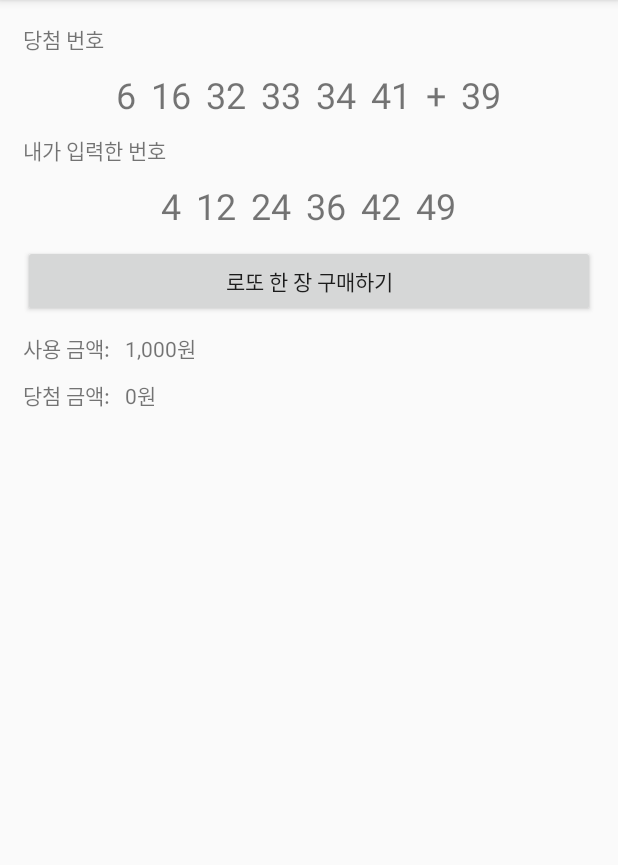
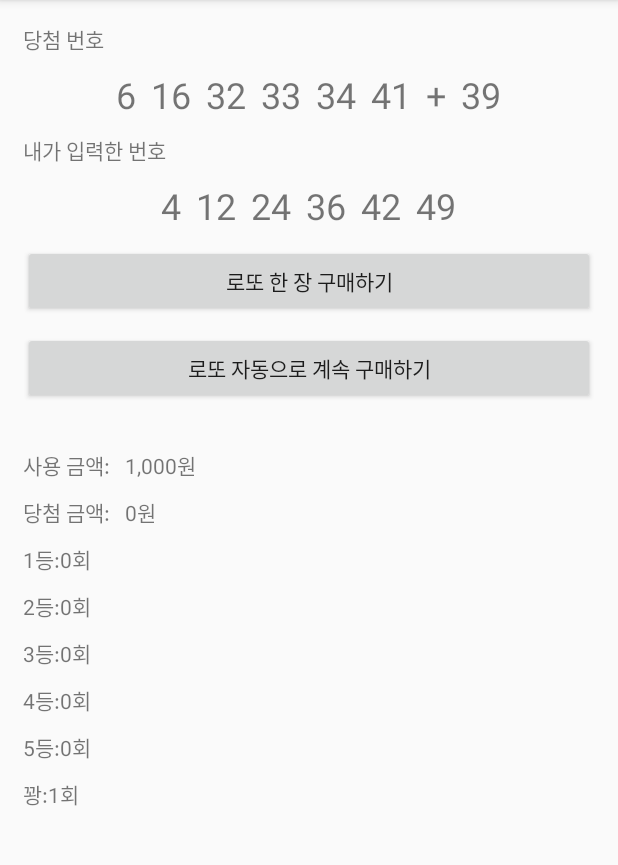
Before and after one commit to sunnysideup0w0v/LottoPractice_20200601, an Android app: the screen it shows after launch (MainActivity), after a tap on "로또 한 장 구매하기", on a phone screen of 412 x 824 dp, the part 84-949 px from its top. Run offline under Robolectric (Android 15) with nearby library versions, the phone set to English and light mode, and no system bars; our stand-ins replace data binding.

Commit message:
로또 당첨 횟수 카운트 + 자동 구매 버튼 생성

```diff
--- a/app/src/main/java/com/example/lottopractice_20200601/MainActivity.java
+++ b/app/src/main/java/com/example/lottopractice_20200601/MainActivity.java
@@ -1,16 +1,12 @@
 package com.example.lottopractice_20200601;
 
-import androidx.appcompat.app.AppCompatActivity;
 import androidx.databinding.DataBindingUtil;
 
 import android.os.Bundle;
-import android.util.Log;
 import android.view.View;
 import android.widget.TextView;
 
 import com.example.lottopractice_20200601.databinding.ActivityMainBinding;
-
-import org.w3c.dom.Text;
 
 import java.util.ArrayList;
 import java.util.Arrays;
@@ -25,6 +21,14 @@ public class MainActivity extends BaseActivity {
 
     List<TextView> myNumTxts = new ArrayList<>();
     long winMoney = 0L;
+
+    int firstRankCount = 0;
+    int secondRankCount = 0;
+    int thirdRankCount = 0;
+    int fourthRankCount = 0;
+    int fifthRankCount = 0;
+    int unrankedCount = 0;
+
 
     @Override
     protected void onCreate(Bundle savedInstanceState) {
@@ -124,6 +128,7 @@ public class MainActivity extends BaseActivity {
         }
         if(correctCount==6){
             winMoney += 1300000000;
+            firstRankCount++;
         } else if (correctCount==5){
             boolean isBonusNumCorrect = false;
             for(TextView myNumTxt: myNumTxts){
@@ -135,19 +140,30 @@ public class MainActivity extends BaseActivity {
             }
             if(isBonusNumCorrect){
                 winMoney+=54000000;
+                secondRankCount++;
             } else {
                 winMoney+=1450000;
+                thirdRankCount++;
             }
         } else if(correctCount == 4){
             winMoney += 50000;
+            fourthRankCount++;
         } else if(correctCount == 3){
             useMoney -= 5000;
+            fifthRankCount++;
         } else {
-
+            unrankedCount++;
         }
 
         binding.winMoneyTxt.setText(String.format("%,d원",winMoney));
         binding.useMoneyTxt.setText(String.format("%,d원",useMoney));
 
+        binding.firstRankTxt.setText(String.format("%d회",firstRankCount));
+        binding.secondRankTxt.setText(String.format("%d회",secondRankCount));
+        binding.thirdRankTxt.setText(String.format("%d회",thirdRankCount));
+        binding.fourthRankTxt.setText(String.format("%d회",fourthRankCount));
+        binding.fifthRankTxt.setText(String.format("%d회",fifthRankCount));
+        binding.unrankedTxt.setText(String.format("%d회",unrankedCount));
+
     }
 }
--- a/app/src/main/res/layout/activity_main.xml
+++ b/app/src/main/res/layout/activity_main.xml
@@ -141,11 +141,18 @@
             android:layout_height="wrap_content"
             android:layout_marginTop="10dp"
             android:text="@string/buy_one_lotto"/>
+        <Button
+            android:id="@+id/buyAutoLottoBtn"
+            android:layout_width="match_parent"
+            android:layout_height="wrap_content"
+            android:layout_marginTop="10dp"
+            android:text="@string/buy_auto_lotto"/>
+
         <LinearLayout
             android:layout_width="match_parent"
             android:layout_height="wrap_content"
             android:orientation="horizontal"
-            android:layout_marginTop="10dp">
+            android:layout_marginTop="30dp">
             <TextView
                 android:layout_width="wrap_content"
                 android:layout_height="wrap_content"
@@ -175,6 +182,106 @@
                 android:text="0원"/>
 
         </LinearLayout>
+        <LinearLayout
+            android:layout_width="match_parent"
+            android:layout_height="wrap_content"
+            android:orientation="vertical"
+            android:layout_marginTop="10dp">
+            <LinearLayout
+                android:layout_width="match_parent"
+                android:layout_height="wrap_content"
+                android:orientation="horizontal">
+                <TextView
+                    android:layout_width="wrap_content"
+                    android:layout_height="wrap_content"
+                    android:text="@string/first_rank"/>
+                <TextView
+                    android:id="@+id/firstRankTxt"
+                    android:layout_width="wrap_content"
+                    android:layout_height="wrap_content"
+                    android:text="n회"/>
+            </LinearLayout>
+            <LinearLayout
+                android:layout_marginTop="10sp"
+
+                android:layout_width="match_parent"
+                android:layout_height="wrap_content"
+                android:orientation="horizontal">
+                <TextView
+                    android:layout_width="wrap_content"
+                    android:layout_height="wrap_content"
+                    android:text="@string/second_rank"/>
+                <TextView
+                    android:id="@+id/secondRankTxt"
+                    android:layout_width="wrap_content"
+                    android:layout_height="wrap_content"
+                    android:text="n회"/>
+            </LinearLayout>
+            <LinearLayout
+                android:layout_marginTop="10sp"
+
+                android:layout_width="match_parent"
+                android:layout_height="wrap_content"
+                android:orientation="horizontal">
+                <TextView
+                    android:layout_width="wrap_content"
+                    android:layout_height="wrap_content"
+                    android:text="@string/third_rank"/>
+                <TextView
+                    android:id="@+id/thirdRankTxt"
+                    android:layout_width="wrap_content"
+                    android:layout_height="wrap_content"
+                    android:text="n회"/>
+            </LinearLayout>
+            <LinearLayout
+                android:layout_marginTop="10sp"
+
+                android:layout_width="match_parent"
+                android:layout_height="wrap_content"
+                android:orientation="horizontal">
+                <TextView
+                    android:layout_width="wrap_content"
+                    android:layout_height="wrap_content"
+                    android:text="@string/fourth_rank"/>
+                <TextView
+                    android:id="@+id/fourthRankTxt"
+                    android:layout_width="wrap_content"
+                    android:layout_height="wrap_content"
+                    android:text="n회"/>
+            </LinearLayout>
+            <LinearLayout
+                android:layout_marginTop="10sp"
+
+                android:layout_width="match_parent"
+                android:layout_height="wrap_content"
+                android:orientation="horizontal">
+                <TextView
+                    android:layout_width="wrap_content"
+                    android:layout_height="wrap_content"
+                    android:text="@string/fifth_rank"/>
+                <TextView
+                    android:id="@+id/fifthRankTxt"
+                    android:layout_width="wrap_content"
+                    android:layout_height="wrap_content"
+                    android:text="n회"/>
+            </LinearLayout>
+            <LinearLayout
+                android:layout_marginTop="10sp"
+                android:layout_width="match_parent"
+                android:layout_height="wrap_content"
+                android:orientation="horizontal">
+                <TextView
+                    android:layout_width="wrap_content"
+                    android:layout_height="wrap_content"
+                    android:text="@string/unranked"/>
+                <TextView
+                    android:id="@+id/unrankedTxt"
+                    android:layout_width="wrap_content"
+                    android:layout_height="wrap_content"
+                    android:text="n회"/>
+            </LinearLayout>
+
+        </LinearLayout>
 
     </LinearLayout>
 </layout>
--- a/app/src/main/res/values/strings.xml
+++ b/app/src/main/res/values/strings.xml
@@ -3,6 +3,13 @@
     <string name="win_number">당첨 번호</string>
     <string name="my_number">내가 입력한 번호</string>
     <string name="buy_one_lotto">로또 한 장 구매하기</string>
+    <string name="buy_auto_lotto">로또 자동으로 계속 구매하기</string>
     <string name="use_money">사용 금액: </string>
     <string name="win_money">당첨 금액: </string>
+    <string name="first_rank">1등: </string>
+    <string name="second_rank">2등: </string>
+    <string name="third_rank">3등: </string>
+    <string name="fourth_rank">4등: </string>
+    <string name="fifth_rank">5등: </string>
+    <string name="unranked">꽝: </string>
 </resources>
```
